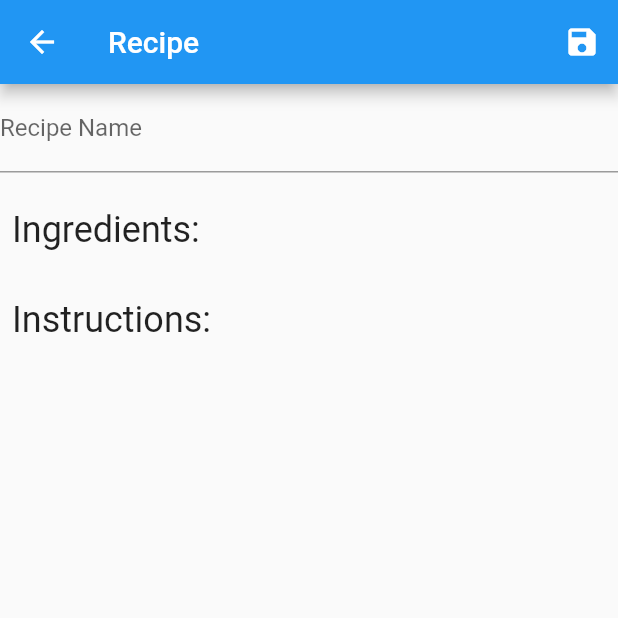
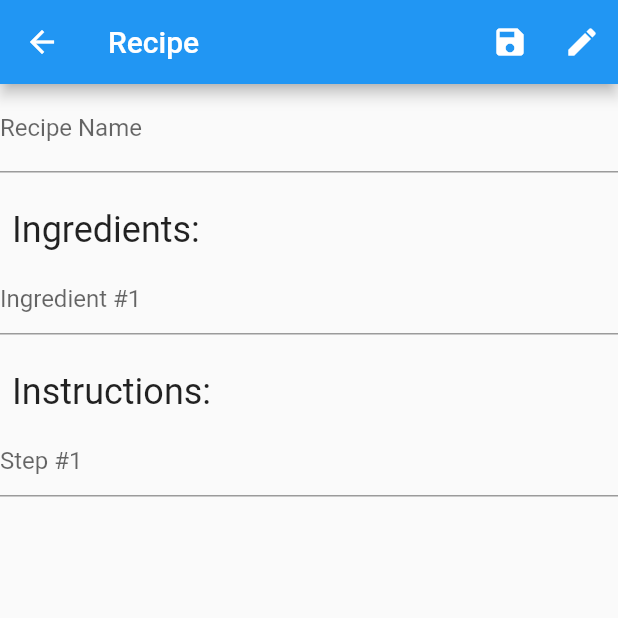
Before and after one commit to wall-daniel/Meal-Planner, a Flutter app: the screen it shows after launch, tab 3 chosen, after a tap on the "add" icon, on a phone screen of 412 x 824 dp, the top half of it. Run offline on Flutter 3.47's test engine with Material 2 defaults, Android fonts, the phone set to English and light mode, and no system bars.

Commit message:
worked on editing recipes

```diff
--- a/lib/main.dart
+++ b/lib/main.dart
@@ -126,10 +126,12 @@ class HomeScreenState extends State<HomeScreen> with SingleTickerProviderStateMi
     final recipe =
         await Navigator.push(context, MaterialPageRoute(builder: (context) => EditRecipePage.create())) as Recipe;
 
-    setState(() {
-      print('created');
-      _recipeList.add(recipe);
-    });
+    if (recipe != null) {
+      setState(() {
+        print('created');
+        _recipeList.add(recipe);
+      });
+    }
   }
 
   Future<void> editRecipe(int index) async {
@@ -137,11 +139,11 @@ class HomeScreenState extends State<HomeScreen> with SingleTickerProviderStateMi
         await Navigator.push(context, MaterialPageRoute(builder: (context) => EditRecipePage(_recipeList[index])))
             as Recipe;
 
-    if (recipe != null) {
-      setState(() {
-        _recipeList[index] = recipe;
-      });
-    }
+    // if (recipe != null) {
+    //   setState(() {
+    //     _recipeList[index] = recipe;
+    //   });
+    // }
   }
 
   @override
@@ -226,11 +228,17 @@ class HomeScreenState extends State<HomeScreen> with SingleTickerProviderStateMi
 }
 
 class Ingredient {
-  final String name;
-  final int number;
-  final bool bought;
+  String name;
+  int number;
+  bool bought;
 
   Ingredient(this.name, this.number, this.bought);
+
+  Ingredient.empty() {
+    name = '';
+    number = 0;
+    bought = false;
+  }
 
   Ingredient.fromJson(Map<String, dynamic> json)
       : name = json['name'],
@@ -253,7 +261,7 @@ class Meal {
 
   Meal.fromJson(Map<String, dynamic> json)
       : name = json['name'],
-        ingredients = json['ingredients'];
+        ingredients = List.from(json['ingredients']);
 
   Map<String, dynamic> toJson() => {'name': name, 'ingredients': ingredients};
 }
@@ -274,9 +282,9 @@ class Day {
 
   Day.fromJson(Map<String, dynamic> json)
       : day = json['day'],
-        breakfast = json['breakfast'],
-        lunch = json['lunch'],
-        dinner = json['dinner'];
+        breakfast = Meal.fromJson(json['breakfast']),
+        lunch = Meal.fromJson(json['lunch']),
+        dinner = Meal.fromJson(json['dinner']);
 
   Map<String, dynamic> toJson() => {'day': day, 'breakfast': breakfast, 'lunch': lunch, 'dinner': dinner};
 }
@@ -379,11 +387,13 @@ class Recipe {
 
 class EditRecipePage extends StatefulWidget {
   Recipe _recipe;
+  bool editing = false;
 
   EditRecipePage(this._recipe);
 
   EditRecipePage.create() {
-    _recipe = Recipe('', List<Ingredient>(), List<String>());
+    _recipe = Recipe('', <Ingredient>[Ingredient.empty()], <String>['']);
+    editing = true;
   }
 
   @override
@@ -405,8 +415,22 @@ class EditRecipeState extends State<EditRecipePage> {
                 if (_formKey.currentState.validate()) {
                   _formKey.currentState.save();
 
+                  // Remove empty ingredients and instructions
+                  widget._recipe.ingredients.removeWhere((value) => value.name.isEmpty);
+                  widget._recipe.instructions.removeWhere((value) => value.isEmpty);
+
                   Navigator.pop(context, widget._recipe);
                 }
+              },
+            ),
+            IconButton(
+              icon: Icon(Icons.edit),
+              onPressed: () {
+                setState(() {
+                  widget._recipe.ingredients.add(Ingredient.empty());
+                  widget._recipe.instructions.add('');
+                  widget.editing = true;
+                });
               },
             )
           ],
@@ -429,6 +453,7 @@ class EditRecipeState extends State<EditRecipePage> {
                   onSaved: (value) {
                     widget._recipe.name = value;
                   },
+                  enabled: widget.editing,
                 ),
                 Container(
                     padding: EdgeInsets.fromLTRB(8.0, 24.0, 8.0, 8.0),
@@ -444,7 +469,20 @@ class EditRecipeState extends State<EditRecipePage> {
                   physics: NeverScrollableScrollPhysics(),
                   itemCount: widget._recipe.ingredients.length,
                   itemBuilder: (context, index) {
-                    return Text(widget._recipe.ingredients[index].name);
+                    return TextFormField(
+                      initialValue: widget._recipe.ingredients[index].name,
+                      decoration: InputDecoration(hintText: 'Ingredient #${index + 1}'),
+                      onChanged: (value) {
+                        if (index + 1 == widget._recipe.ingredients.length) {
+                          setState(() {
+                            widget._recipe.ingredients.add(Ingredient.empty());
+                          });
+                        }
+                      },
+                      onSaved: (value) {
+                        widget._recipe.ingredients[index].name = value;
+                      },
+                    );
                   },
                   separatorBuilder: (context, index) {
                     return Divider();
@@ -474,6 +512,9 @@ class EditRecipeState extends State<EditRecipePage> {
                           });
                         }
                       },
+                      onSaved: (value) {
+                        widget._recipe.instructions[index] = value;
+                      },
                     );
                   },
                   separatorBuilder: (context, index) {
```
